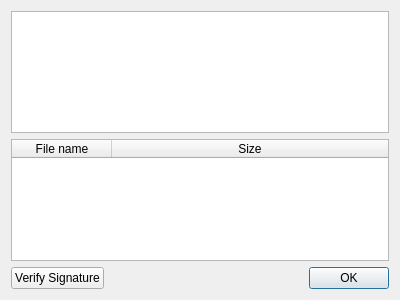
Before: the Qt Designer form src/gui/ui/dlg_view_zfo.ui in psakar/datovka, drawn with Qt 5.
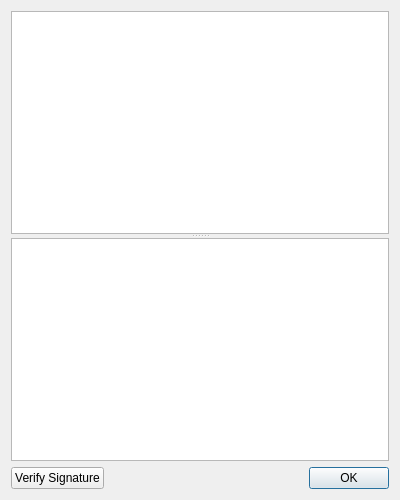
After: the same form once the commit is applied.

Commit message: Showing attachments on ZFO files.

Patch:
```diff
--- a/src/gui/ui/dlg_view_zfo.ui
+++ b/src/gui/ui/dlg_view_zfo.ui
@@ -7,7 +7,7 @@
     <x>0</x>
     <y>0</y>
     <width>400</width>
-    <height>300</height>
+    <height>500</height>
    </rect>
   </property>
   <property name="windowTitle">
@@ -15,13 +15,18 @@
   </property>
   <layout class="QVBoxLayout" name="verticalLayout">
    <item>
+    <widget class="QSplitter" name="splitter">
+     <property name="orientation">
+      <enum>Qt::Vertical</enum>
+     </property>
     <widget class="QTextEdit" name="envelopeTextEdit"/>
-   </item>
-   <item>
-    <widget class="QTableWidget" name="attachmentTable">
+     <widget class="QTableView" name="attachmentTable">
      <property name="selectionBehavior">
       <enum>QAbstractItemView::SelectRows</enum>
      </property>
+      <property name="showGrid">
+       <bool>false</bool>
+      </property>
      <attribute name="horizontalHeaderHighlightSections">
       <bool>false</bool>
      </attribute>
@@ -31,19 +36,13 @@
      <attribute name="verticalHeaderVisible">
       <bool>false</bool>
      </attribute>
-     <attribute name="verticalHeaderHighlightSections">
+      <attribute name="verticalHeaderDefaultSectionSize">
+       <number>18</number>
+      </attribute>
+      <attribute name="verticalHeaderStretchLastSection">
       <bool>false</bool>
      </attribute>
-     <column>
-      <property name="text">
-       <string>File name</string>
-      </property>
-     </column>
-     <column>
-      <property name="text">
-       <string>Size</string>
-      </property>
-     </column>
+     </widget>
     </widget>
    </item>
    <item>
```
Left out of the diff: 4 changed lines with no effect on the pictures. Lines whose indentation alone changed are shown as unchanged. The commit also changes 2 other files.
